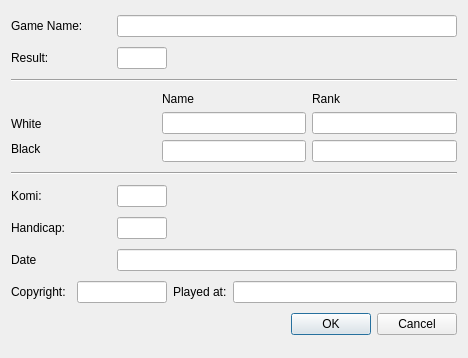
First picture: the form in src/board/gameinfo.ui, repository iamsyt/qgo, before the edit.
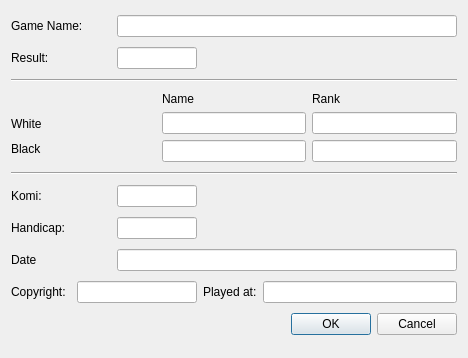
Second picture: the form after the edit.

Commit message: I think a field resize and a second button

Diff of the .ui file:
```diff
--- a/src/board/gameinfo.ui
+++ b/src/board/gameinfo.ui
@@ -68,11 +68,17 @@
      </property>
     </widget>
    </item>
-   <item row="1" column="1" >
-    <widget class="QLineEdit" name="result" >
-     <property name="maximumSize" >
+   <item row="1" column="1">
+    <widget class="QLineEdit" name="result">
+     <property name="minimumSize">
       <size>
-       <width>50</width>
+       <width>80</width>
+       <height>0</height>
+      </size>
+     </property>
+     <property name="maximumSize">
+      <size>
+       <width>80</width>
        <height>16777215</height>
       </size>
      </property>
```
Left out of the diff: 237 changed lines with no effect on the pictures.
